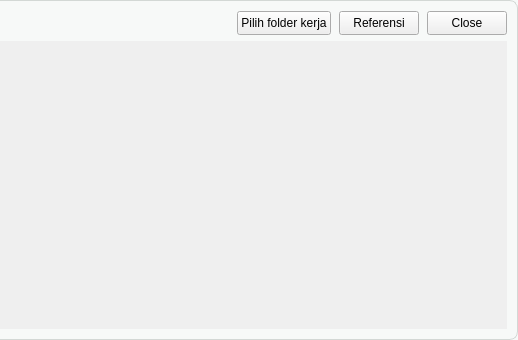
bondanocho123/lassomoir, file SwimlaneWidget.ui: the form before one commit; both pictures show x 382 to 900 and y 0 to 340 of the 900 by 340 pixel window.
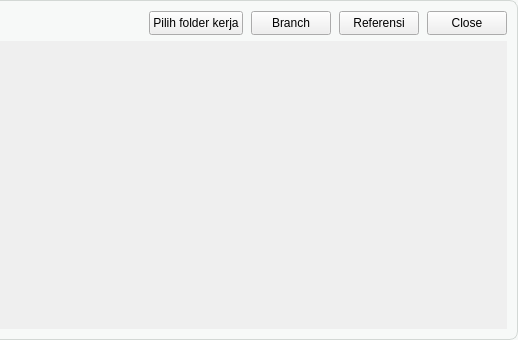
The form after the commit.

Commit message: Tambah popup info per stage, ikon Live, branch viewer, dan kartu task di konsol

```diff
--- a/SwimlaneWidget.ui
+++ b/SwimlaneWidget.ui
@@ -90,6 +90,22 @@
        </property>
       </widget>
      </item>
+     <item>
+      <widget class="QPushButton" name="btnBranch">
+       <property name="minimumSize">
+        <size>
+         <width>75</width>
+         <height>24</height>
+        </size>
+       </property>
+       <property name="cursor">
+        <cursorShape>PointingHandCursor</cursorShape>
+       </property>
+       <property name="text">
+        <string>Branch</string>
+       </property>
+      </widget>
+     </item>
      <item>
       <widget class="QPushButton" name="btnReferenceDirs">
        <property name="minimumSize">
```
The commit also changes 43 other files.
